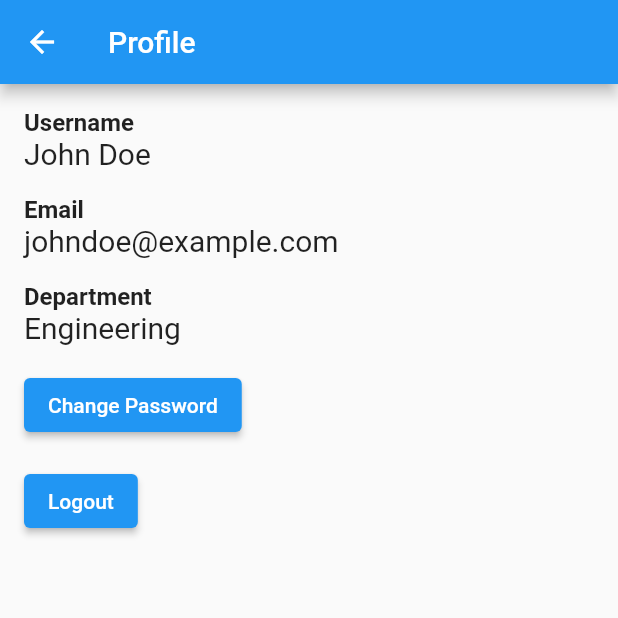
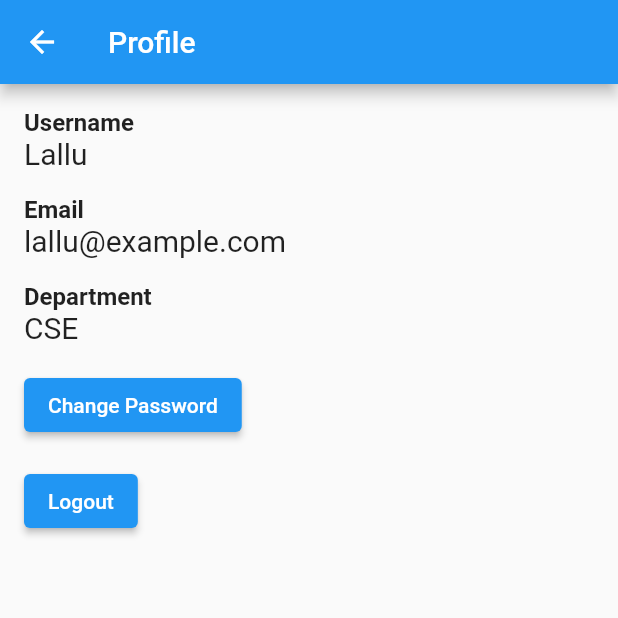
Before and after one commit to LalithGuptha/Admin_App_Anokha, a Flutter app: the ProfilePage screen opened directly, on a phone screen of 412 x 824 dp, the top half of it. Run offline on Flutter 3.47's test engine with Material 2 defaults, Android fonts, the phone set to English and light mode, and no system bars; our stand-ins replace animated_splash_screen, hexcolor, lottie.

```diff
--- a/lib/screens/home_screen.dart
+++ b/lib/screens/home_screen.dart
@@ -4,6 +4,7 @@ import 'package:flutter/material.dart';
 import 'package:admin_app/screens/daysCont.dart';
 import 'package:hexcolor/hexcolor.dart';
 import 'package:admin_app/screens/create_event_page.dart';
+import 'package:admin_app/screens/profile.dart';
 
 class HomeScreen extends StatefulWidget {
   const HomeScreen({Key? key}) : super(key: key);
@@ -41,7 +42,10 @@ class _HomeScreen extends State<HomeScreen> {
               decoration:
                   BoxDecoration(borderRadius: BorderRadius.circular(10)),
               child: IconButton(
-                onPressed: () {},
+                onPressed: () {
+                  Navigator.push(context,
+                      MaterialPageRoute(builder: (context) => const ProfilePage()));
+                },
                 icon: Icon(Icons.person),
                 color: HexColor(blue),
               )),
--- a/lib/screens/profile.dart
+++ b/lib/screens/profile.dart
@@ -1,4 +1,5 @@
 import 'package:flutter/material.dart';
+import 'package:lottie/lottie.dart';
 
 class ProfilePage extends StatefulWidget {
   const ProfilePage({Key? key}) : super(key: key);
@@ -8,9 +9,9 @@ class ProfilePage extends StatefulWidget {
 }
 
 class _ProfilePageState extends State<ProfilePage> {
-  String _username = 'John Doe';
-  String _email = 'johndoe@example.com';
-  String _department = 'Engineering';
+  String _username = 'Lallu';
+  String _email = 'lallu@example.com';
+  String _department = 'CSE';
 
   @override
   Widget build(BuildContext context) {
--- a/pubspec.yaml
+++ b/pubspec.yaml
@@ -28,6 +28,7 @@ environment:
 # the latest version available on pub.dev. To see which dependencies have newer
 # versions available, run `flutter pub outdated`.
 dependencies:
+  lottie: ^1.1.0
   flutter:
     sdk: flutter
 
@@ -63,6 +64,7 @@ flutter:
 
   # To add assets to your application, add an assets section, like this:
   assets:
+    - assets/animations/profile_animation.json
     - assets/
   # An image asset can refer to one or more resolution-specific "variants", see
   # https://flutter.dev/assets-and-images/#resolution-aware
```
Also changed, not shown: pubspec.lock.
